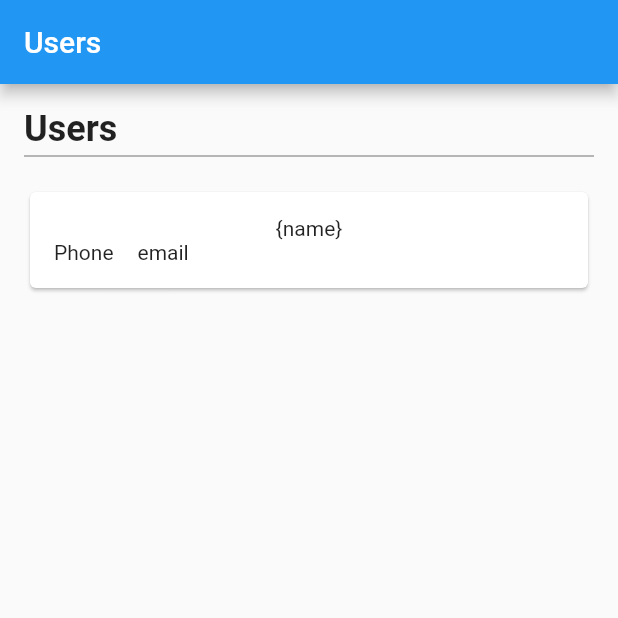
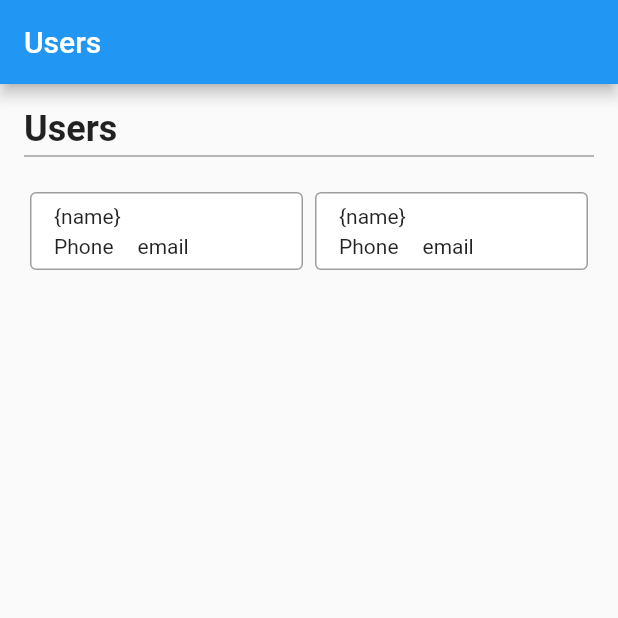
Before and after one commit to krisleland/lightspeed_demo, a Flutter app: the screen it shows after launch, on a phone screen of 412 x 824 dp, the top half of it. Run offline on Flutter 3.47's test engine with Material 2 defaults, Android fonts, the light colour scheme and no system bars.

Commit message:
user cardd styling

```diff
--- a/lib/pages/users_page.dart
+++ b/lib/pages/users_page.dart
@@ -12,21 +12,31 @@ class UsersPage extends StatelessWidget {
       ),
       body: Padding(
         padding: const EdgeInsets.all(16.0),
+        child: Center(
+          child: ConstrainedBox(
+            constraints: const BoxConstraints(maxWidth: 700),
             child: Column(
               mainAxisAlignment: MainAxisAlignment.start,
               crossAxisAlignment: CrossAxisAlignment.start,
-          children: const <Widget>[
-            Text('Users', style: TextStyle(fontSize: 24, fontWeight: FontWeight.bold)),
-            Divider(
+              children:<Widget>[
+                const Text('Users', style: const TextStyle(fontSize: 24, fontWeight: FontWeight.bold)),
+                const Divider(
                   height: 8,
                   thickness: 1,
                   indent: 0,
                   endIndent: 0,
                   color: Colors.grey,
                 ),
-            SizedBox(height: 16,),
-            UserCard()
+                const SizedBox(height: 16,),
+                Row(
+                  children: const [
+                    Expanded(child: UserCard()),
+                    Expanded(child: UserCard()),
                   ],
+                )
+              ],
+            ),
+          ),
         ),
       ),
     );
--- a/lib/widgets/user_card.dart
+++ b/lib/widgets/user_card.dart
@@ -6,14 +6,18 @@ class UserCard extends StatelessWidget {
   @override
   Widget build(BuildContext context) {
     return Card(
+      shape: RoundedRectangleBorder(side: const BorderSide(color: Colors.grey, width: 1), borderRadius: BorderRadius.circular(4)),
+      elevation: 0,
       child: Padding(
-        padding: const EdgeInsets.all(16.0),
+        padding: const EdgeInsets.symmetric(horizontal: 16, vertical: 8),
         child: Row(
           children: [
             Expanded(
               child: Column(
+                crossAxisAlignment: CrossAxisAlignment.start,
                 children: [
                   const Text('{name}'),
+                  const SizedBox(height: 4,),
                   Row(
                     children: const [
                       Text('Phone'),
```
Lines whose indentation alone changed are shown as unchanged.
